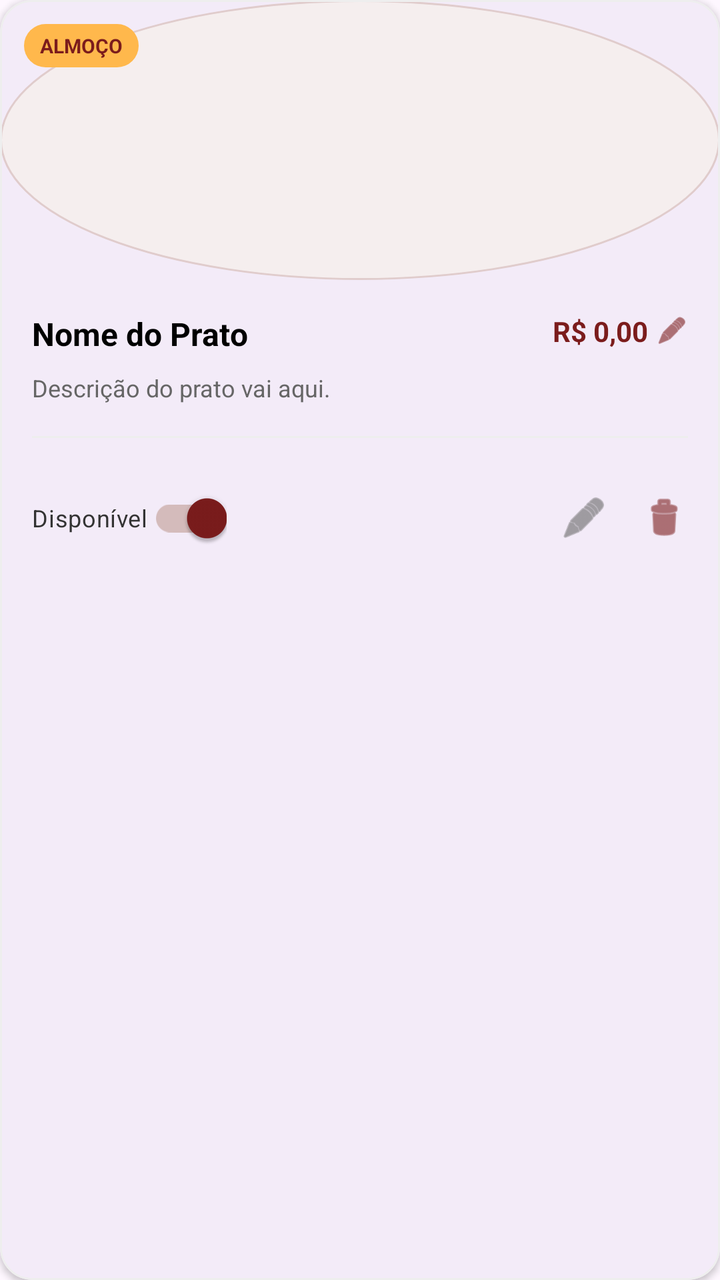
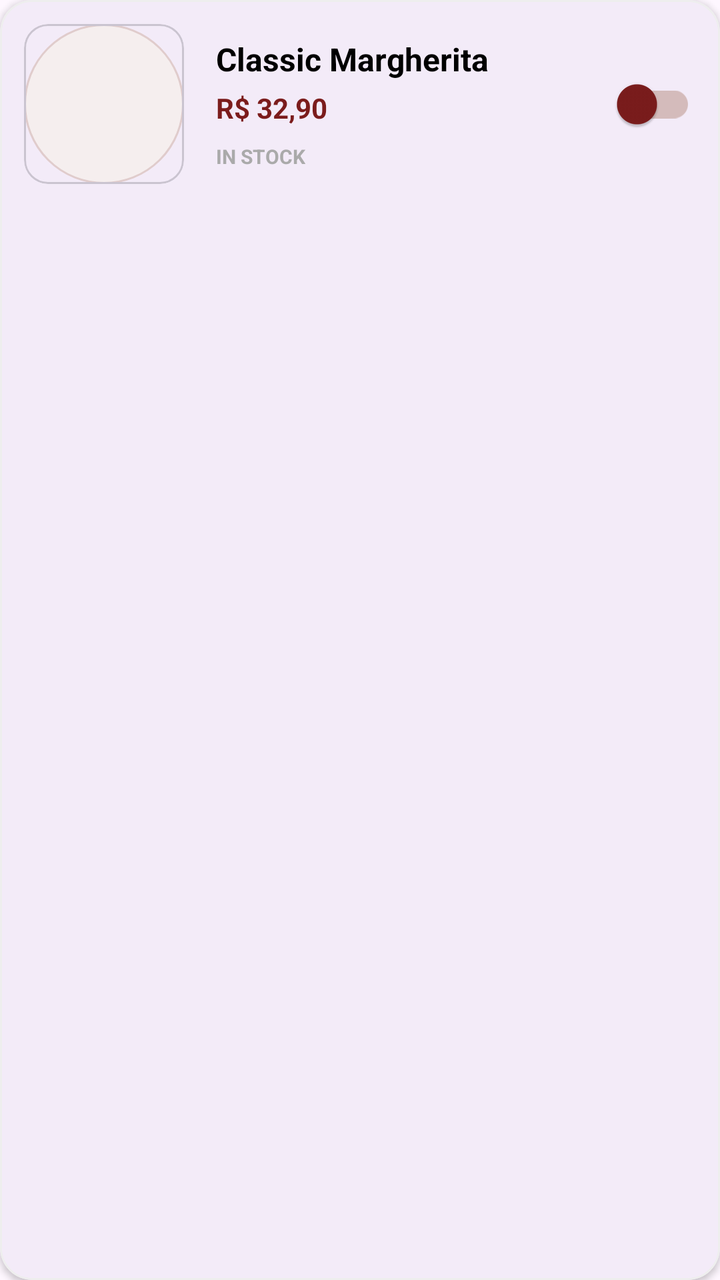

The first picture is an Android layout as it rendered before a commit; the second is the same layout after the commit. The layout source and the unified diff follow.
<!-- AndroidManifest.xml: application theme Theme.UniEat -->
<!-- res/layout/item_kitchen_dish.xml -->
<?xml version="1.0" encoding="utf-8"?>
<com.google.android.material.card.MaterialCardView xmlns:android="http://schemas.android.com/apk/res/android"
    xmlns:app="http://schemas.android.com/apk/res-auto"
    android:layout_width="match_parent"
    android:layout_height="wrap_content"
    android:layout_marginBottom="16dp"
    app:cardCornerRadius="16dp"
    app:cardElevation="2dp"
    app:strokeColor="#EEEEEE"
    app:strokeWidth="1dp">

    <LinearLayout
        android:layout_width="match_parent"
        android:layout_height="wrap_content"
        android:orientation="vertical">

        <FrameLayout
            android:layout_width="match_parent"
            android:layout_height="140dp">

            <ImageView
                android:layout_width="match_parent"
                android:layout_height="match_parent"
                android:scaleType="centerCrop"
                android:src="@drawable/shape_logo_placeholder" />

            <TextView
                android:id="@+id/tvCategory"
                android:layout_width="wrap_content"
                android:layout_height="wrap_content"
                android:layout_margin="12dp"
                android:background="@drawable/shape_badge_destaque"
                android:backgroundTint="#FFB84C"
                android:paddingHorizontal="8dp"
                android:paddingVertical="4dp"
                android:text="ALMOÇO"
                android:textColor="#7B1C1C"
                android:textSize="10sp"
                android:textStyle="bold" />
        </FrameLayout>

        <LinearLayout
            android:layout_width="match_parent"
            android:layout_height="wrap_content"
            android:orientation="vertical"
            android:padding="16dp">

            <RelativeLayout
                android:layout_width="match_parent"
                android:layout_height="wrap_content">

                <TextView
                    android:id="@+id/tvDishName"
                    android:layout_width="wrap_content"
                    android:layout_height="wrap_content"
                    android:layout_alignParentStart="true"
                    android:layout_toStartOf="@+id/priceContainer"
                    android:text="Nome do Prato"
                    android:textColor="#000000"
                    android:textSize="16sp"
                    android:textStyle="bold" />

                <LinearLayout
                    android:id="@+id/priceContainer"
                    android:layout_width="wrap_content"
                    android:layout_height="wrap_content"
                    android:layout_alignParentEnd="true"
                    android:gravity="center_vertical"
                    android:orientation="horizontal">

                    <TextView
                        android:id="@+id/tvDishPrice"
                        android:layout_width="wrap_content"
                        android:layout_height="wrap_content"
                        android:text="R$ 0,00"
                        android:textColor="#7B1C1C"
                        android:textSize="14sp"
                        android:textStyle="bold" />

                    <ImageView
                        android:layout_width="16dp"
                        android:layout_height="16dp"
                        android:layout_marginStart="4dp"
                        android:src="@android:drawable/ic_menu_edit"
                        app:tint="#7B1C1C" />
                </LinearLayout>
            </RelativeLayout>

            <TextView
                android:id="@+id/tvDishDescription"
                android:layout_width="match_parent"
                android:layout_height="wrap_content"
                android:layout_marginTop="8dp"
                android:ellipsize="end"
                android:maxLines="2"
                android:text="Descrição do prato vai aqui."
                android:textColor="#666666"
                android:textSize="12sp" />

            <View
                android:layout_width="match_parent"
                android:layout_height="1dp"
                android:layout_marginVertical="16dp"
                android:background="#EEEEEE" />

            <RelativeLayout
                android:layout_width="match_parent"
                android:layout_height="wrap_content">

                <com.google.android.material.switchmaterial.SwitchMaterial
                    android:id="@+id/switchAvailable"
                    android:layout_width="wrap_content"
                    android:layout_height="wrap_content"
                    android:checked="true"
                    android:text="Disponível"
                    android:textColor="#333333"
                    android:textSize="12sp"
                    app:thumbTint="#7B1C1C"
                    app:trackTint="#D4BBBB" />

                <LinearLayout
                    android:layout_width="wrap_content"
                    android:layout_height="wrap_content"
                    android:layout_alignParentEnd="true"
                    android:layout_centerVertical="true"
                    android:orientation="horizontal">

                    <ImageView
                        android:id="@+id/btnEdit"
                        android:layout_width="24dp"
                        android:layout_height="24dp"
                        android:layout_marginEnd="16dp"
                        android:src="@android:drawable/ic_menu_edit"
                        app:tint="#666666" />

                    <ImageView
                        android:id="@+id/btnDelete"
                        android:layout_width="24dp"
                        android:layout_height="24dp"
                        android:src="@android:drawable/ic_menu_delete"
                        app:tint="#7B1C1C" />
                </LinearLayout>
            </RelativeLayout>
        </LinearLayout>
    </LinearLayout>
</com.google.android.material.card.MaterialCardView>
<!-- resources referenced by this layout -->
<resources>
  <!-- drawable shape_badge_destaque (drawable) -->
  <?xml version="1.0" encoding="utf-8"?>
  <shape xmlns:android="http://schemas.android.com/apk/res/android">
      <solid android:color="#FFE8B1" />
      <corners android:radius="12dp" />
  </shape>
  <!-- drawable shape_logo_placeholder (drawable) -->
  <?xml version="1.0" encoding="utf-8"?>
  <shape xmlns:android="http://schemas.android.com/apk/res/android"
      android:shape="oval">
      <solid android:color="#F5EEEE" />
      <stroke
          android:width="1dp"
          android:color="#E0CCCC" />
  </shape>
  <style name="Theme.UniEat" parent="Base.Theme.UniEat" />
  <style name="Base.Theme.UniEat" parent="Theme.Material3.DayNight.NoActionBar">
      </style>
</resources>

<!-- the commit's change to res/layout/item_kitchen_dish.xml (unified diff, before → after) -->
@@ -1,9 +1,12 @@
 <?xml version="1.0" encoding="utf-8"?>
 <com.google.android.material.card.MaterialCardView xmlns:android="http://schemas.android.com/apk/res/android"
     xmlns:app="http://schemas.android.com/apk/res-auto"
+    android:id="@+id/cardDish"
     android:layout_width="match_parent"
     android:layout_height="wrap_content"
-    android:layout_marginBottom="16dp"
+    android:layout_marginBottom="12dp"
+    android:clickable="true"
+    android:focusable="true"
     app:cardCornerRadius="16dp"
     app:cardElevation="2dp"
     app:strokeColor="#EEEEEE"
@@ -12,135 +15,67 @@
     <LinearLayout
         android:layout_width="match_parent"
         android:layout_height="wrap_content"
-        android:orientation="vertical">
+        android:gravity="center_vertical"
+        android:orientation="horizontal"
+        android:padding="12dp">
 
-        <FrameLayout
-            android:layout_width="match_parent"
-            android:layout_height="140dp">
+        <com.google.android.material.card.MaterialCardView
+            android:layout_width="80dp"
+            android:layout_height="80dp"
+            app:cardCornerRadius="12dp"
+            app:cardElevation="0dp">
 
             <ImageView
+                android:id="@+id/imgDish"
                 android:layout_width="match_parent"
                 android:layout_height="match_parent"
                 android:scaleType="centerCrop"
                 android:src="@drawable/shape_logo_placeholder" />
+        </com.google.android.material.card.MaterialCardView>
+
+        <LinearLayout
+            android:layout_width="0dp"
+            android:layout_height="wrap_content"
+            android:layout_marginStart="16dp"
+            android:layout_weight="1"
+            android:orientation="vertical">
 
             <TextView
-                android:id="@+id/tvCategory"
+                android:id="@+id/tvDishName"
                 android:layout_width="wrap_content"
                 android:layout_height="wrap_content"
-                android:layout_margin="12dp"
-                android:background="@drawable/shape_badge_destaque"
-                android:backgroundTint="#FFB84C"
-                android:paddingHorizontal="8dp"
-                android:paddingVertical="4dp"
-                android:text="ALMOÇO"
+                android:text="Classic Margherita"
+                android:textColor="#000000"
+                android:textSize="16sp"
+                android:textStyle="bold" />
+
+            <TextView
+                android:id="@+id/tvDishPrice"
+                android:layout_width="wrap_content"
+                android:layout_height="wrap_content"
+                android:layout_marginTop="4dp"
+                android:text="R$ 32,90"
                 android:textColor="#7B1C1C"
+                android:textSize="14sp"
+                android:textStyle="bold" />
+
+            <TextView
+                android:id="@+id/tvStockStatus"
+                android:layout_width="wrap_content"
+                android:layout_height="wrap_content"
+                android:layout_marginTop="8dp"
+                android:text="IN STOCK"
+                android:textColor="#AAAAAA"
                 android:textSize="10sp"
                 android:textStyle="bold" />
-        </FrameLayout>
+        </LinearLayout>
 
-        <LinearLayout
-            android:layout_width="match_parent"
+        <com.google.android.material.switchmaterial.SwitchMaterial
+            android:id="@+id/switchAvailable"
+            android:layout_width="wrap_content"
             android:layout_height="wrap_content"
-            android:orientation="vertical"
-            android:padding="16dp">
+            app:thumbTint="#7B1C1C"
+            app:trackTint="#D4BBBB" />
 
-            <RelativeLayout
-                android:layout_width="match_parent"
-                android:layout_height="wrap_content">
-
-                <TextView
-                    android:id="@+id/tvDishName"
-                    android:layout_width="wrap_content"
-                    android:layout_height="wrap_content"
-                    android:layout_alignParentStart="true"
-                    android:layout_toStartOf="@+id/priceContainer"
-                    android:text="Nome do Prato"
-                    android:textColor="#000000"
-                    android:textSize="16sp"
-                    android:textStyle="bold" />
-
-                <LinearLayout
-                    android:id="@+id/priceContainer"
-                    android:layout_width="wrap_content"
-                    android:layout_height="wrap_content"
-                    android:layout_alignParentEnd="true"
-                    android:gravity="center_vertical"
-                    android:orientation="horizontal">
-
-                    <TextView
-                        android:id="@+id/tvDishPrice"
-                        android:layout_width="wrap_content"
-                        android:layout_height="wrap_content"
-                        android:text="R$ 0,00"
-                        android:textColor="#7B1C1C"
-                        android:textSize="14sp"
-                        android:textStyle="bold" />
-
-                    <ImageView
-                        android:layout_width="16dp"
-                        android:layout_height="16dp"
-                        android:layout_marginStart="4dp"
-                        android:src="@android:drawable/ic_menu_edit"
-                        app:tint="#7B1C1C" />
-                </LinearLayout>
-            </RelativeLayout>
-
-            <TextView
-                android:id="@+id/tvDishDescription"
-                android:layout_width="match_parent"
-                android:layout_height="wrap_content"
-                android:layout_marginTop="8dp"
-                android:ellipsize="end"
-                android:maxLines="2"
-                android:text="Descrição do prato vai aqui."
-                android:textColor="#666666"
-                android:textSize="12sp" />
-
-            <View
-                android:layout_width="match_parent"
-                android:layout_height="1dp"
-                android:layout_marginVertical="16dp"
-                android:background="#EEEEEE" />
-
-            <RelativeLayout
-                android:layout_width="match_parent"
-                android:layout_height="wrap_content">
-
-                <com.google.android.material.switchmaterial.SwitchMaterial
-                    android:id="@+id/switchAvailable"
-                    android:layout_width="wrap_content"
-                    android:layout_height="wrap_content"
-                    android:checked="true"
-                    android:text="Disponível"
-                    android:textColor="#333333"
-                    android:textSize="12sp"
-                    app:thumbTint="#7B1C1C"
-                    app:trackTint="#D4BBBB" />
-
-                <LinearLayout
-                    android:layout_width="wrap_content"
-                    android:layout_height="wrap_content"
-                    android:layout_alignParentEnd="true"
-                    android:layout_centerVertical="true"
-                    android:orientation="horizontal">
-
-                    <ImageView
-                        android:id="@+id/btnEdit"
-                        android:layout_width="24dp"
-                        android:layout_height="24dp"
-                        android:layout_marginEnd="16dp"
-                        android:src="@android:drawable/ic_menu_edit"
-                        app:tint="#666666" />
-
-                    <ImageView
-                        android:id="@+id/btnDelete"
-                        android:layout_width="24dp"
-                        android:layout_height="24dp"
-                        android:src="@android:drawable/ic_menu_delete"
-                        app:tint="#7B1C1C" />
-                </LinearLayout>
-            </RelativeLayout>
-        </LinearLayout>
     </LinearLayout>
 </com.google.android.material.card.MaterialCardView>
<!-- resource entries referenced after the edit -->
@@ -1,11 +1,5 @@
 <!-- resources referenced by this layout -->
 <resources>
-  <!-- drawable shape_badge_destaque (drawable) -->
-  <?xml version="1.0" encoding="utf-8"?>
-  <shape xmlns:android="http://schemas.android.com/apk/res/android">
-      <solid android:color="#FFE8B1" />
-      <corners android:radius="12dp" />
-  </shape>
   <!-- drawable shape_logo_placeholder (drawable) -->
   <?xml version="1.0" encoding="utf-8"?>
   <shape xmlns:android="http://schemas.android.com/apk/res/android"
